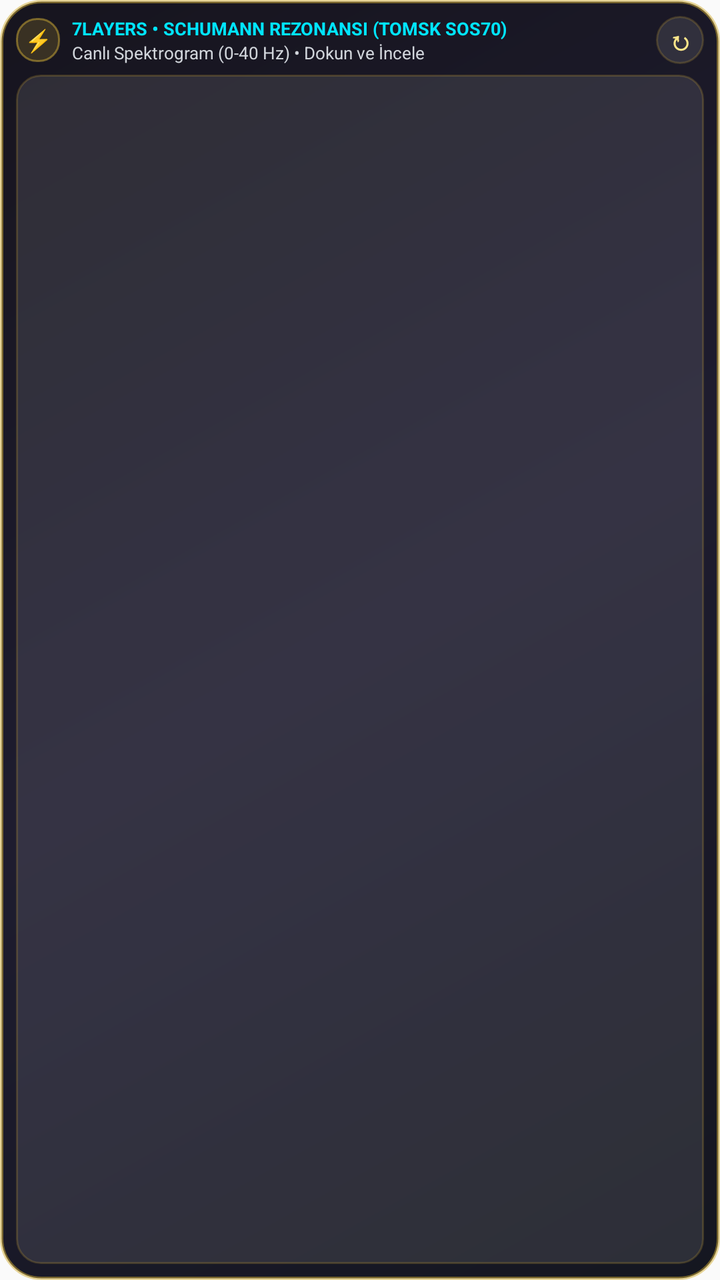
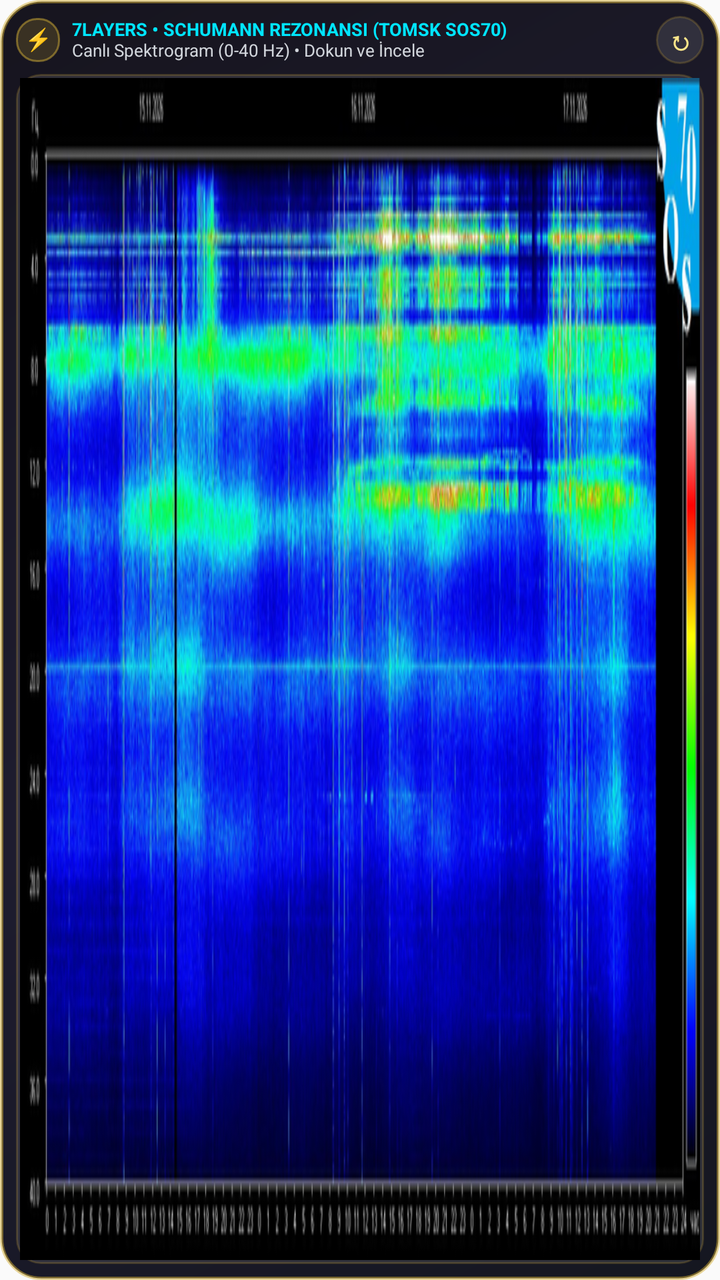

The first picture is an Android layout as it rendered before a commit; the second is the same layout after the commit. The layout source and the unified diff follow.
<!-- AndroidManifest.xml: application theme AppTheme -->
<!-- res/layout/schumann_widget.xml -->
<?xml version="1.0" encoding="utf-8"?>
<LinearLayout xmlns:android="http://schemas.android.com/apk/res/android"
    android:id="@+id/schumann_widget_root"
    android:layout_width="match_parent"
    android:layout_height="match_parent"
    android:background="@drawable/cosmic_widget_bg"
    android:orientation="vertical"
    android:padding="8dp">

    
    <LinearLayout
        android:layout_width="match_parent"
        android:layout_height="wrap_content"
        android:gravity="center_vertical"
        android:orientation="horizontal">

        <TextView
            android:layout_width="22dp"
            android:layout_height="22dp"
            android:background="@drawable/cosmic_pill_bg"
            android:gravity="center"
            android:text="⚡"
            android:textColor="#00E5FF"
            android:textSize="11sp"
            android:textStyle="bold" />

        <LinearLayout
            android:layout_width="0dp"
            android:layout_height="wrap_content"
            android:layout_marginStart="6dp"
            android:layout_weight="1"
            android:orientation="vertical">

            <TextView
                android:id="@+id/schumann_widget_title"
                android:layout_width="match_parent"
                android:layout_height="wrap_content"
                android:singleLine="true"
                android:text="7LAYERS • SCHUMANN REZONANSI (TOMSK SOS70)"
                android:textColor="#00E5FF"
                android:textSize="9sp"
                android:textStyle="bold" />

            <TextView
                android:id="@+id/schumann_widget_sub"
                android:layout_width="match_parent"
                android:layout_height="wrap_content"
                android:singleLine="true"
                android:text="Canlı Spektrogram (0-40 Hz) • Dokun ve İncele"
                android:textColor="#D1D5DB"
                android:textSize="8.5sp" />
        </LinearLayout>

        <TextView
            android:id="@+id/schumann_widget_refresh_btn"
            android:layout_width="24dp"
            android:layout_height="24dp"
            android:background="@drawable/cosmic_inner_card_bg"
            android:gravity="center"
            android:text="↻"
            android:textColor="#FDE68A"
            android:textSize="13sp"
            android:textStyle="bold" />
    </LinearLayout>

    
    <FrameLayout
        android:layout_width="match_parent"
        android:layout_height="0dp"
        android:layout_marginTop="5dp"
        android:layout_weight="1"
        android:background="@drawable/cosmic_inner_card_bg"
        android:padding="2dp">

        <ImageView
            android:id="@+id/schumann_widget_img"
            android:layout_width="match_parent"
            android:layout_height="match_parent"
            android:contentDescription="@string/widget_schumann_desc"
            android:scaleType="fitXY" />
    </FrameLayout>
</LinearLayout>
<!-- resources referenced by this layout -->
<resources>
  <!-- drawable cosmic_inner_card_bg (drawable) -->
  <?xml version="1.0" encoding="utf-8"?>
  <shape xmlns:android="http://schemas.android.com/apk/res/android"
      android:shape="rectangle">
      <solid android:color="#1AFFFFFF" />
      <corners android:radius="12dp" />
      <stroke
          android:width="1dp"
          android:color="#38D4AF37" />
  </shape>
  <!-- drawable cosmic_pill_bg (drawable) -->
  <?xml version="1.0" encoding="utf-8"?>
  <shape xmlns:android="http://schemas.android.com/apk/res/android"
      android:shape="rectangle">
      <solid android:color="#2ED4AF37" />
      <corners android:radius="10dp" />
      <stroke
          android:width="1dp"
          android:color="#80D4AF37" />
  </shape>
  <!-- drawable cosmic_widget_bg (drawable) -->
  <?xml version="1.0" encoding="utf-8"?>
  <shape xmlns:android="http://schemas.android.com/apk/res/android"
      android:shape="rectangle">
      <gradient
          android:angle="135"
          android:startColor="#F2080A14"
          android:centerColor="#F2121024"
          android:endColor="#F20A0812"
          android:type="linear" />
      <corners android:radius="20dp" />
      <stroke
          android:width="1.5dp"
          android:color="#80D4AF37" />
  </shape>
  <string name="widget_schumann_desc">Tomsk (SOS70) canlı Schumann Rezonansı spektrogram grafiğinin tam görünümü (4x2).</string>
  <style name="AppTheme" parent="Theme.AppCompat.DayNight.NoActionBar">
      <item name="android:enforceNavigationBarContrast" tools:targetApi="29">true</item>
      <item name="android:editTextBackground">@drawable/rn_edit_text_material</item>
      <item name="colorPrimary">@color/colorPrimary</item>
      <item name="android:statusBarColor">#000000</item>
    </style>
  <!-- drawable rn_edit_text_material (drawable) -->
  <?xml version="1.0" encoding="utf-8"?>
  <inset xmlns:android="http://schemas.android.com/apk/res/android"
         android:insetLeft="@dimen/abc_edit_text_inset_horizontal_material"
         android:insetRight="@dimen/abc_edit_text_inset_horizontal_material"
         android:insetTop="@dimen/abc_edit_text_inset_top_material"
         android:insetBottom="@dimen/abc_edit_text_inset_bottom_material"
         >
  
      <selector>
          
          <item android:state_enabled="false" android:drawable="@drawable/abc_textfield_default_mtrl_alpha"/>
          <item android:drawable="@drawable/abc_textfield_activated_mtrl_alpha"/>
      </selector>
  
  </inset>
  <color name="colorPrimary">#D4AF37</color>
</resources>

<!-- the commit's change to res/layout/schumann_widget.xml (unified diff, before → after) -->
@@ -19,6 +19,7 @@
             android:layout_height="22dp"
             android:background="@drawable/cosmic_pill_bg"
             android:gravity="center"
+            android:includeFontPadding="false"
             android:text="⚡"
             android:textColor="#00E5FF"
             android:textSize="11sp"
@@ -28,6 +29,7 @@
             android:layout_width="0dp"
             android:layout_height="wrap_content"
             android:layout_marginStart="6dp"
+            android:layout_marginEnd="4dp"
             android:layout_weight="1"
             android:orientation="vertical">
 
@@ -35,7 +37,12 @@
                 android:id="@+id/schumann_widget_title"
                 android:layout_width="match_parent"
                 android:layout_height="wrap_content"
-                android:singleLine="true"
+                android:autoSizeMaxTextSize="9sp"
+                android:autoSizeMinTextSize="7sp"
+                android:autoSizeStepGranularity="0.5sp"
+                android:autoSizeTextType="uniform"
+                android:includeFontPadding="false"
+                android:maxLines="1"
                 android:text="7LAYERS • SCHUMANN REZONANSI (TOMSK SOS70)"
                 android:textColor="#00E5FF"
                 android:textSize="9sp"
@@ -45,7 +52,12 @@
                 android:id="@+id/schumann_widget_sub"
                 android:layout_width="match_parent"
                 android:layout_height="wrap_content"
-                android:singleLine="true"
+                android:autoSizeMaxTextSize="8.5sp"
+                android:autoSizeMinTextSize="7sp"
+                android:autoSizeStepGranularity="0.5sp"
+                android:autoSizeTextType="uniform"
+                android:includeFontPadding="false"
+                android:maxLines="1"
                 android:text="Canlı Spektrogram (0-40 Hz) • Dokun ve İncele"
                 android:textColor="#D1D5DB"
                 android:textSize="8.5sp" />
@@ -57,6 +69,7 @@
             android:layout_height="24dp"
             android:background="@drawable/cosmic_inner_card_bg"
             android:gravity="center"
+            android:includeFontPadding="false"
             android:text="↻"
             android:textColor="#FDE68A"
             android:textSize="13sp"
@@ -77,6 +90,7 @@
             android:layout_width="match_parent"
             android:layout_height="match_parent"
             android:contentDescription="@string/widget_schumann_desc"
-            android:scaleType="fitXY" />
+            android:scaleType="fitXY"
+            android:src="@drawable/schumann_default_chart" />
     </FrameLayout>
 </LinearLayout>
<!-- resource entries referenced after the edit -->
@@ -35,6 +35,7 @@
           android:width="1.5dp"
           android:color="#80D4AF37" />
   </shape>
+  <!-- drawable schumann_default_chart: png bitmap (drawable-nodpi, 348648 bytes) -->
   <string name="widget_schumann_desc">Tomsk (SOS70) canlı Schumann Rezonansı spektrogram grafiğinin tam görünümü (4x2).</string>
   <style name="AppTheme" parent="Theme.AppCompat.DayNight.NoActionBar">
       <item name="android:enforceNavigationBarContrast" tools:targetApi="29">true</item>
